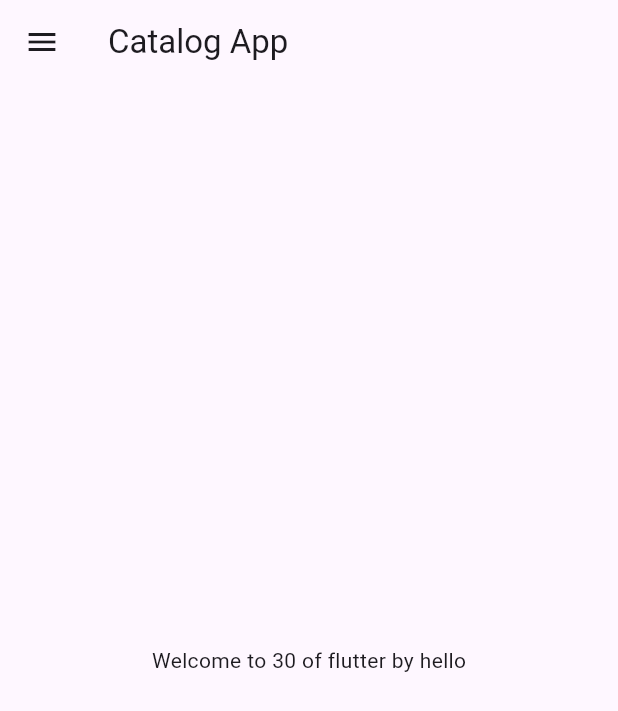
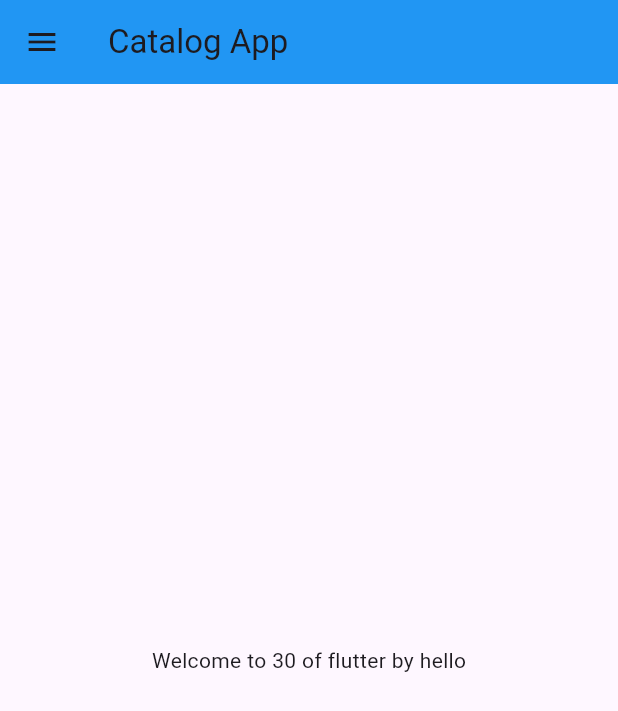
Before and after one commit to abhishekpandeygithub/CatalogApp, a Flutter app: the screen it shows after launch, on a phone screen of 412 x 824 dp. Shown: the top 711 px of the screen. Run offline on Flutter 3.47's test engine with Material 3 defaults, Android fonts, the phone set to English and light mode, and no system bars.

Commit message:
Day3 Completed

```diff
--- a/lib/main.dart
+++ b/lib/main.dart
@@ -1,6 +1,6 @@
 import 'package:flutter/material.dart';
-import 'package:flutter_catalog/home_page.dart';
-
+import 'package:flutter_catalog/pages/home_page.dart';
+import 'package:flutter_catalog/pages/login_page.dart';
 
 void main() {
   runApp(const MyApp());
@@ -11,8 +11,16 @@ class MyApp extends StatelessWidget {
 
   @override
   Widget build(BuildContext context) {
-    return const MaterialApp(
-      home: HomePage(),
+    return MaterialApp(
+      themeMode: ThemeMode.light,
+      theme: ThemeData(primaryColor: Colors.deepPurple),
+      darkTheme: ThemeData(brightness: Brightness.dark),
+      initialRoute: '/home',
+      routes: {
+        '/': (context) => LoginPage(),
+        '/home': (context) => HomePage(),
+        '/login': (context) => LoginPage(),
+      },
     );
   }
 }
--- a/lib/home_page.dart
+++ b/lib/pages/home_page.dart
@@ -10,12 +10,15 @@ class HomePage extends StatelessWidget {
   Widget build(BuildContext context) {
     return Scaffold(
       appBar: AppBar(
+        backgroundColor: Colors.blue,
         title: const Text("Catalog App"),
       ),
       body: Center(
         child: Text("Welcome to $days of flutter by $name"),
       ),
-      drawer: const Drawer(),
+      drawer: const Drawer(
+
+      ),
     );
   }
 }
```
Also changed, not shown: lib/pages/login_page.dart (added, +14 -0 lines).
